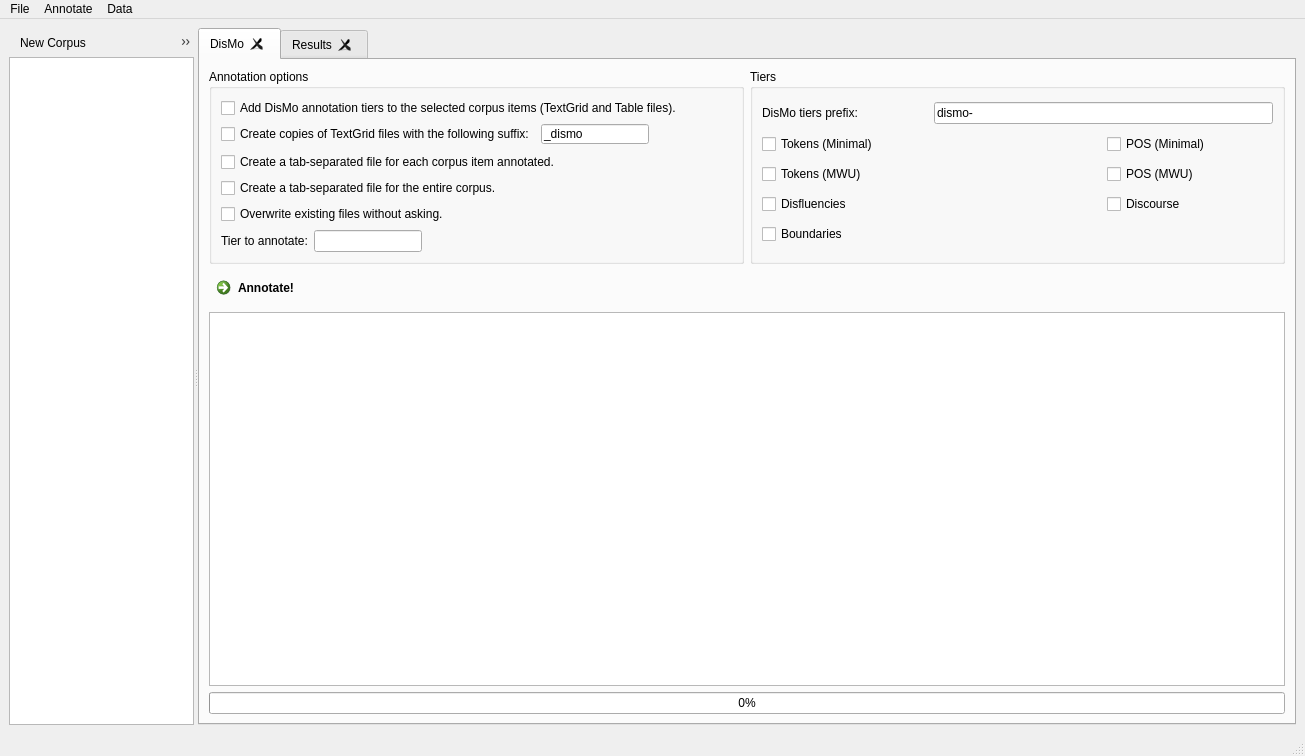
Old version of the form MainWindow.ui in the repository praaline/mbrola-delexicaliser.
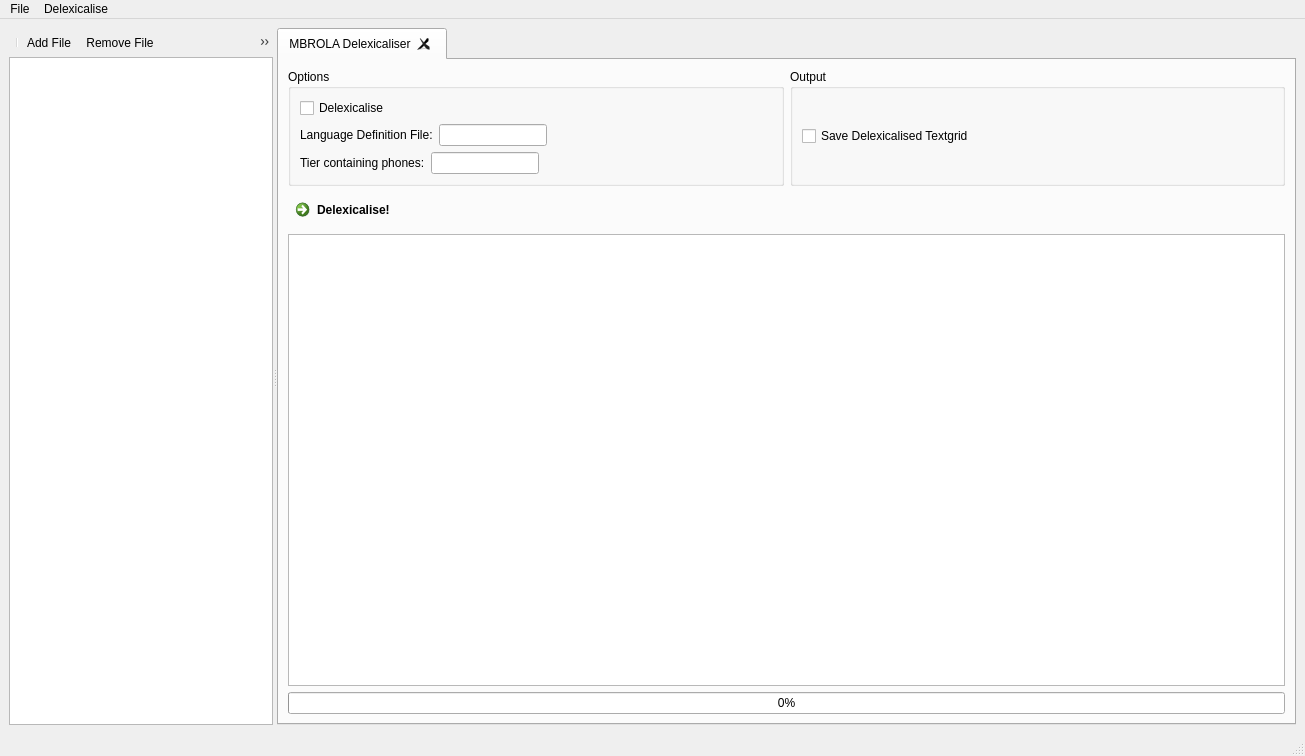
New version of the form. Icons and pictures are not drawn.

```diff
--- a/MainWindow.ui
+++ b/MainWindow.ui
@@ -11,11 +11,11 @@
    </rect>
   </property>
   <property name="windowTitle">
-   <string>DisMo Annotator v. 0.4 BETA 3</string>
+   <string>MBROLA Delexicaliser v. 1.0</string>
   </property>
   <property name="windowIcon">
-   <iconset>
-    <normaloff>:/dismo/icons/corpus_annotation.png</normaloff>:/dismo/icons/corpus_annotation.png</iconset>
+   <iconset resource="mbrola-delexicaliser-gui-resources.qrc">
+    <normaloff>:/delexicaliser/icons/annotation.png</normaloff>:/delexicaliser/icons/annotation.png</iconset>
   </property>
   <widget class="QWidget" name="centralwidget">
    <layout class="QGridLayout" name="gridLayout_6">
@@ -52,13 +52,10 @@
           <property name="windowTitle">
            <string>toolBar</string>
           </property>
-          <addaction name="actionCorpusNew"/>
-          <addaction name="actionCorpusOpen"/>
-          <addaction name="actionCorpusSave"/>
           <addaction name="separator"/>
-          <addaction name="actionCorpusAddFile"/>
-          <addaction name="actionCorpusRemoveFile"/>
-          <addaction name="actionCorpusAddFromFolder"/>
+          <addaction name="actionAddFile"/>
+          <addaction name="actionRemoveFile"/>
+          <addaction name="actionAddFromFolder"/>
          </widget>
         </item>
         <item row="1" column="0">
@@ -82,7 +79,7 @@
        <property name="tabsClosable">
         <bool>true</bool>
        </property>
-       <widget class="QWidget" name="tabDismo">
+       <widget class="QWidget" name="tabDelexicaliser">
         <property name="sizePolicy">
          <sizepolicy hsizetype="Fixed" vsizetype="Preferred">
           <horstretch>0</horstretch>
@@ -90,7 +87,7 @@
          </sizepolicy>
         </property>
         <attribute name="title">
-         <string>DisMo</string>
+         <string>MBROLA Delexicaliser</string>
         </attribute>
         <layout class="QGridLayout" name="gridLayout_7">
          <item row="0" column="0">
@@ -104,75 +101,13 @@
               </sizepolicy>
              </property>
              <property name="title">
-              <string>Tiers</string>
+              <string>Output</string>
              </property>
              <layout class="QGridLayout" name="gridLayout">
-              <item row="3" column="0">
-               <widget class="QCheckBox" name="checkOutputDisfluencies">
+              <item row="0" column="0" colspan="2">
+               <widget class="QCheckBox" name="checkSaveDelexicalisedTxg">
                 <property name="text">
-                 <string>Disfluencies</string>
-                </property>
-               </widget>
-              </item>
-              <item row="3" column="2">
-               <widget class="QCheckBox" name="checkOutputDiscourse">
-                <property name="text">
-                 <string>Discourse</string>
-                </property>
-               </widget>
-              </item>
-              <item row="0" column="1" colspan="2">
-               <widget class="QLineEdit" name="editDismoTierPrefix">
-                <property name="text">
-                 <string>dismo-</string>
-                </property>
-               </widget>
-              </item>
-              <item row="1" column="0" colspan="2">
-               <widget class="QCheckBox" name="checkOutputTokMin">
-                <property name="text">
-                 <string>Tokens (Minimal)</string>
-                </property>
-               </widget>
-              </item>
-              <item row="0" column="0">
-               <widget class="QLabel" name="label_2">
-                <property name="sizePolicy">
-                 <sizepolicy hsizetype="Minimum" vsizetype="Preferred">
-                  <horstretch>0</horstretch>
-                  <verstretch>0</verstretch>
-                 </sizepolicy>
-                </property>
-                <property name="text">
-                 <string>DisMo tiers prefix:</string>
-                </property>
-               </widget>
-              </item>
-              <item row="2" column="0">
-               <widget class="QCheckBox" name="checkOutputTokMWU">
-                <property name="text">
-                 <string>Tokens (MWU)</string>
-                </property>
-               </widget>
-              </item>
-              <item row="4" column="0">
-               <widget class="QCheckBox" name="checkOutputBoundaries">
-                <property name="text">
-                 <string>Boundaries</string>
-                </property>
-               </widget>
-              </item>
-              <item row="1" column="2">
-               <widget class="QCheckBox" name="checkOutputPOSMin">
-                <property name="text">
-                 <string>POS (Minimal)</string>
-                </property>
-               </widget>
-              </item>
-              <item row="2" column="2">
-               <widget class="QCheckBox" name="checkOutputPOSMWU">
-                <property name="text">
-                 <string>POS (MWU)</string>
+                 <string>Save Delexicalised Textgrid</string>
                 </property>
                </widget>
               </item>
@@ -180,7 +115,7 @@
             </widget>
            </item>
            <item row="0" column="0">
-            <widget class="QGroupBox" name="groupBoxOutput">
+            <widget class="QGroupBox" name="groupBoxParameters">
              <property name="sizePolicy">
               <sizepolicy hsizetype="Preferred" vsizetype="Preferred">
                <horstretch>1</horstretch>
@@ -188,52 +123,38 @@
               </sizepolicy>
              </property>
              <property name="title">
-              <string>Annotation options</string>
+              <string>Options</string>
              </property>
              <layout class="QFormLayout" name="formLayout_2">
               <item row="0" column="0">
-               <widget class="QCheckBox" name="checkAddAnnotations">
+               <widget class="QCheckBox" name="checkDelexicalise">
                 <property name="text">
-                 <string>Add DisMo annotation tiers to the selected corpus items (TextGrid and Table files).</string>
+                 <string>Delexicalise</string>
                 </property>
                </widget>
               </item>
               <item row="1" column="0">
                <layout class="QGridLayout" name="gridLayout_4">
-                <item row="0" column="0">
-                 <widget class="QCheckBox" name="checkCreateCopies">
-                  <property name="text">
-                   <string>Create copies of TextGrid files with the following suffix:</string>
-                  </property>
-                 </widget>
-                </item>
                 <item row="0" column="1">
-                 <widget class="QLineEdit" name="editSuffix">
+                 <widget class="QLineEdit" name="editFilenameLDF">
                   <property name="text">
-                   <string>_dismo</string>
+                   <string/>
+                  </property>
+                 </widget>
+                </item>
+                <item row="0" column="0">
+                 <widget class="QLabel" name="labelFilenameLDF">
+                  <property name="text">
+                   <string>Language Definition File:</string>
                   </property>
                  </widget>
                 </item>
                </layout>
               </item>
-              <item row="2" column="0">
-               <widget class="QCheckBox" name="checkCreateTablesEach">
-                <property name="text">
-                 <string>Create a tab-separated file for each corpus item annotated.</string>
-                </property>
-               </widget>
-              </item>
               <item row="3" column="0">
-               <widget class="QCheckBox" name="checkCreateTableFull">
-                <property name="text">
-                 <string>Create a tab-separated file for the entire corpus.</string>
-                </property>
-               </widget>
-              </item>
-              <item row="5" column="0">
                <layout class="QGridLayout" name="gridLayout_5">
                 <item row="0" column="0">
-                 <widget class="QLabel" name="label">
+                 <widget class="QLabel" name="labelPhoneTier">
                   <property name="sizePolicy">
                    <sizepolicy hsizetype="Minimum" vsizetype="Preferred">
                     <horstretch>0</horstretch>
@@ -241,28 +162,15 @@
                    </sizepolicy>
                   </property>
                   <property name="text">
-                   <string>Tier to annotate:</string>
+                   <string>Tier containing phones:</string>
                   </property>
                  </widget>
                 </item>
                 <item row="0" column="1">
-                 <widget class="QLineEdit" name="editInputTier"/>
+                 <widget class="QLineEdit" name="editPhoneTier"/>
                 </item>
                </layout>
               </item>
-              <item row="4" column="0" colspan="2">
-               <widget class="QCheckBox" name="checkOverwrite">
-                <property name="sizePolicy">
-                 <sizepolicy hsizetype="Minimum" vsizetype="Fixed">
-                  <horstretch>0</horstretch>
-                  <verstretch>0</verstretch>
-                 </sizepolicy>
-                </property>
-                <property name="text">
-                 <string>Overwrite existing files without asking.</string>
-                </property>
-               </widget>
-              </item>
              </layout>
             </widget>
            </item>
@@ -271,9 +179,9 @@
          <item row="1" column="0">
           <layout class="QGridLayout" name="gridLayoutBottom">
            <item row="0" column="0">
-            <widget class="QCommandLinkButton" name="commandAnnotate">
+            <widget class="QCommandLinkButton" name="commandDelexicalise">
              <property name="text">
-              <string>Annotate!</string>
+              <string>Delexicalise!</string>
              </property>
             </widget>
            </item>
@@ -281,7 +189,7 @@
             <widget class="QTextBrowser" name="textProgress"/>
            </item>
            <item row="2" column="0">
-            <widget class="QProgressBar" name="progressBarAnnotation">
+            <widget class="QProgressBar" name="progressBar">
              <property name="value">
               <number>0</number>
              </property>
@@ -291,16 +199,6 @@
          </item>
         </layout>
        </widget>
-       <widget class="QWidget" name="tabResults">
-        <attribute name="title">
-         <string>Results</string>
-        </attribute>
-        <layout class="QGridLayout" name="gridLayout_3">
-         <item row="0" column="0">
-          <widget class="QTableView" name="tableviewResults"/>
-         </item>
-        </layout>
-       </widget>
       </widget>
      </widget>
     </item>
@@ -312,142 +210,65 @@
      <x>0</x>
      <y>0</y>
      <width>1305</width>
-     <height>22</height>
+     <height>19</height>
     </rect>
    </property>
    <widget class="QMenu" name="menuFile">
     <property name="title">
      <string>File</string>
     </property>
-    <addaction name="actionCorpusNew"/>
-    <addaction name="actionCorpusOpen"/>
-    <addaction name="actionCorpusSave"/>
-    <addaction name="actionCorpusSaveAs"/>
     <addaction name="separator"/>
-    <addaction name="actionCorpusAddFile"/>
-    <addaction name="actionCorpusRemoveFile"/>
-    <addaction name="actionCorpusAddFromFolder"/>
+    <addaction name="actionAddFile"/>
+    <addaction name="actionRemoveFile"/>
+    <addaction name="actionAddFromFolder"/>
     <addaction name="separator"/>
     <addaction name="actionQuit"/>
    </widget>
    <widget class="QMenu" name="menuAnnotator">
     <property name="title">
-     <string>Annotate</string>
+     <string>Delexicalise</string>
     </property>
-    <addaction name="actionAnnotate"/>
-    <addaction name="actionEvaluation"/>
-   </widget>
-   <widget class="QMenu" name="menuData">
-    <property name="title">
-     <string>Data</string>
-    </property>
-    <addaction name="actionLoadTabFileForCorpus"/>
-    <addaction name="actionSaveTextgrids"/>
-    <addaction name="separator"/>
-    <addaction name="actionSaveTabFiles"/>
-    <addaction name="actionSaveTabFileForCorpus"/>
+    <addaction name="actionDelexicalise"/>
    </widget>
    <addaction name="menuFile"/>
    <addaction name="menuAnnotator"/>
-   <addaction name="menuData"/>
   </widget>
   <widget class="QStatusBar" name="statusbar"/>
-  <action name="actionCorpusAddFile">
+  <action name="actionAddFile">
    <property name="icon">
-    <iconset>
-     <normaloff>:/dismo/icons/add_file.png</normaloff>:/dismo/icons/add_file.png</iconset>
+    <iconset resource="mbrola-delexicaliser-gui-resources.qrc">
+     <normaloff>:/delexicaliser/icons/add_file.png</normaloff>:/delexicaliser/icons/add_file.png</iconset>
    </property>
    <property name="text">
-    <string>Add File to Corpus...</string>
+    <string>Add File...</string>
    </property>
   </action>
-  <action name="actionCorpusRemoveFile">
+  <action name="actionRemoveFile">
    <property name="icon">
-    <iconset>
-     <normaloff>:/dismo/icons/remove_file.png</normaloff>:/dismo/icons/remove_file.png</iconset>
+    <iconset resource="mbrola-delexicaliser-gui-resources.qrc">
+     <normaloff>:/delexicaliser/icons/remove_file.png</normaloff>:/delexicaliser/icons/remove_file.png</iconset>
    </property>
    <property name="text">
     <string>Remove File</string>
    </property>
   </action>
-  <action name="actionCorpusAddFromFolder">
+  <action name="actionAddFromFolder">
    <property name="icon">
-    <iconset>
-     <normaloff>:/dismo/icons/add_folder.png</normaloff>:/dismo/icons/add_folder.png</iconset>
+    <iconset resource="mbrola-delexicaliser-gui-resources.qrc">
+     <normaloff>:/delexicaliser/icons/add_folder.png</normaloff>:/delexicaliser/icons/add_folder.png</iconset>
    </property>
    <property name="text">
     <string>Add Files From Folder...</string>
    </property>
   </action>
-  <action name="actionCorpusNew">
-   <property name="icon">
-    <iconset>
-     <normaloff>:/dismo/icons/corpus_new.png</normaloff>:/dismo/icons/corpus_new.png</iconset>
-   </property>
-   <property name="text">
-    <string>New Corpus</string>
-   </property>
-  </action>
-  <action name="actionCorpusOpen">
-   <property name="icon">
-    <iconset>
-     <normaloff>:/dismo/icons/corpus_open.png</normaloff>:/dismo/icons/corpus_open.png</iconset>
-   </property>
-   <property name="text">
-    <string>Open Corpus...</string>
-   </property>
-  </action>
-  <action name="actionCorpusSave">
-   <property name="icon">
-    <iconset>
-     <normaloff>:/dismo/icons/corpus_save.png</normaloff>:/dismo/icons/corpus_save.png</iconset>
-   </property>
-   <property name="text">
-    <string>Save Corpus</string>
-   </property>
-  </action>
-  <action name="actionCorpusSaveAs">
-   <property name="icon">
-    <iconset>
-     <normaloff>:/dismo/icons/corpus_saveas.png</normaloff>:/dismo/icons/corpus_saveas.png</iconset>
-   </property>
-   <property name="text">
-    <string>Save Corpus As...</string>
-   </property>
-  </action>
   <action name="actionQuit">
    <property name="text">
     <string>Quit</string>
    </property>
   </action>
-  <action name="actionAnnotate">
+  <action name="actionDelexicalise">
    <property name="text">
-    <string>Annotate Corpus</string>
-   </property>
-  </action>
-  <action name="actionEvaluation">
-   <property name="text">
-    <string>Evaluate Annotator</string>
-   </property>
-  </action>
-  <action name="actionSaveTextgrids">
-   <property name="text">
-    <string>Save Textgrids</string>
-   </property>
-  </action>
-  <action name="actionSaveTabFiles">
-   <property name="text">
-    <string>Export Tab-separated Files...</string>
-   </property>
-  </action>
-  <action name="actionSaveTabFileForCorpus">
-   <property name="text">
-    <string>Export Tab-separated File for Entire Corpus...</string>
-   </property>
-  </action>
-  <action name="actionLoadTabFileForCorpus">
-   <property name="text">
-    <string>Load Tab-separated File...</string>
+    <string>Delexicalise Files</string>
    </property>
   </action>
  </widget>
```
Left out of the diff: 14 changed lines with no effect on the pictures.
